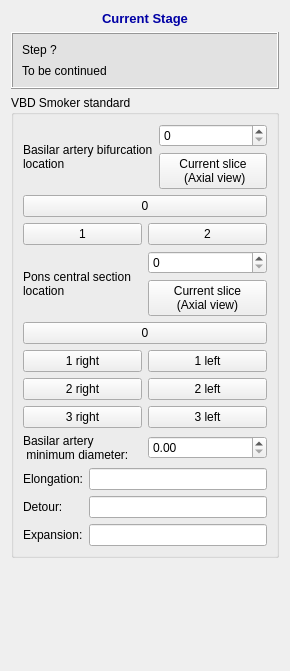
Old version of the form codes/Controller/InteractorStyles/QInteractorStyleVBDSmokerSeeds.ui in the repository wuzhuobin/Vessel_Project.
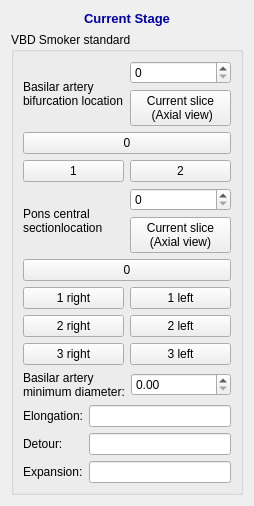
New version of the form.

```diff
--- a/codes/Controller/InteractorStyles/QInteractorStyleVBDSmokerSeeds.ui
+++ b/codes/Controller/InteractorStyles/QInteractorStyleVBDSmokerSeeds.ui
@@ -6,8 +6,8 @@
    <rect>
     <x>0</x>
     <y>0</y>
-    <width>290</width>
-    <height>671</height>
+    <width>254</width>
+    <height>503</height>
    </rect>
   </property>
   <property name="windowTitle">
@@ -31,72 +31,6 @@
      </property>
     </widget>
    </item>
-   <item>
-    <widget class="QFrame" name="frame_10">
-     <property name="minimumSize">
-      <size>
-       <width>0</width>
-       <height>0</height>
-      </size>
-     </property>
-     <property name="font">
-      <font>
-       <family>Arial</family>
-       <pointsize>10</pointsize>
-      </font>
-     </property>
-     <property name="styleSheet">
-      <string notr="true">background-color: rgb(226, 226, 226)</string>
-     </property>
-     <property name="frameShape">
-      <enum>QFrame::Box</enum>
-     </property>
-     <property name="frameShadow">
-      <enum>QFrame::Raised</enum>
-     </property>
-     <property name="lineWidth">
-      <number>1</number>
-     </property>
-     <layout class="QVBoxLayout" name="verticalLayout_25">
-      <property name="spacing">
-       <number>7</number>
-      </property>
-      <item>
-       <layout class="QVBoxLayout" name="verticalLayout_26">
-        <property name="spacing">
-         <number>7</number>
-        </property>
-        <item>
-         <layout class="QHBoxLayout" name="horizontalLayout_17">
-          <item>
-           <widget class="QLabel" name="label_40">
-            <property name="font">
-             <font>
-              <family>Arial</family>
-             </font>
-            </property>
-            <property name="text">
-             <string>Step ?</string>
-            </property>
-           </widget>
-          </item>
-         </layout>
-        </item>
-       </layout>
-      </item>
-      <item>
-       <widget class="QLabel" name="label_11">
-        <property name="text">
-         <string>To be continued</string>
-        </property>
-        <property name="wordWrap">
-         <bool>true</bool>
-        </property>
-       </widget>
-      </item>
-     </layout>
-    </widget>
-   </item>
    <item>
     <widget class="QGroupBox" name="groupBox_4">
      <property name="title">
@@ -108,8 +42,8 @@
         <item>
          <widget class="QLabel" name="label_3">
           <property name="text">
-           <string>Basilar artery bifurcation
-location</string>
+           <string>Basilar artery
+bifurcation location</string>
           </property>
          </widget>
         </item>
@@ -169,8 +103,8 @@
         <item>
          <widget class="QLabel" name="label_4">
           <property name="text">
-           <string>Pons central section
-location</string>
+           <string>Pons central 
+sectionlocation</string>
           </property>
          </widget>
         </item>
@@ -270,8 +204,8 @@
         <item>
          <widget class="QLabel" name="label_5">
           <property name="text">
-           <string>Basilar artery
- minimum diameter:</string>
+           <string>Basilar artery 
+minimum diameter:</string>
           </property>
          </widget>
         </item>
```
Left out of the diff: 1 changed line with no effect on the pictures.
